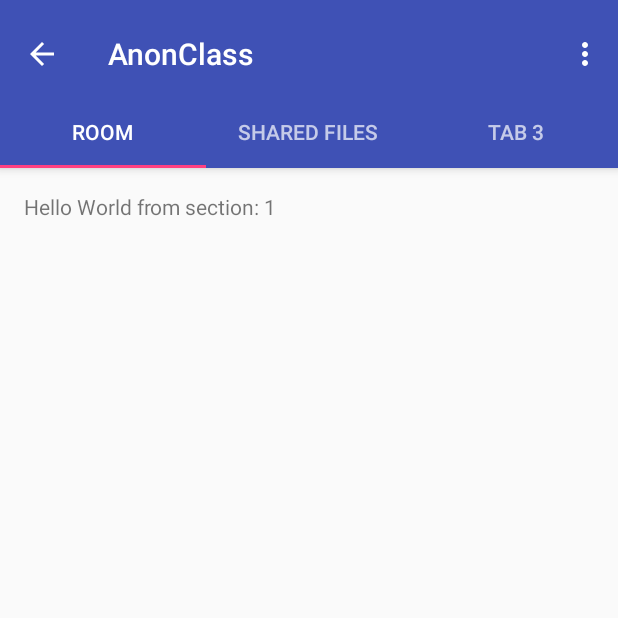
After one commit to startbin90/CSC301-AnonClass, an Android app: the InClassActivity screen opened directly, with no data from a screen before it, on a phone screen of 412 x 824 dp, the top half of it. The commit adds this screen. Run offline under Robolectric (Android 15) with nearby library versions, the phone set to English and light mode, and no system bars.

Commit message:
add inClassActivity

```diff
--- /dev/null
+++ b/AnonClass/app/src/main/java/edu/toronto/csc301/anonclass/InClassActivity.java
@@ -0,0 +1,144 @@
+package edu.toronto.csc301.anonclass;
+
+import android.support.design.widget.TabLayout;
+import android.support.design.widget.FloatingActionButton;
+import android.support.design.widget.Snackbar;
+import android.support.v7.app.AppCompatActivity;
+import android.support.v7.widget.Toolbar;
+
+import android.support.v4.app.Fragment;
+import android.support.v4.app.FragmentManager;
+import android.support.v4.app.FragmentPagerAdapter;
+import android.support.v4.view.ViewPager;
+import android.os.Bundle;
+import android.view.LayoutInflater;
+import android.view.Menu;
+import android.view.MenuItem;
+import android.view.View;
+import android.view.ViewGroup;
+
+import android.widget.TextView;
+
+public class InClassActivity extends AppCompatActivity {
+
+    /**
+     * The {@link android.support.v4.view.PagerAdapter} that will provide
+     * fragments for each of the sections. We use a
+     * {@link FragmentPagerAdapter} derivative, which will keep every
+     * loaded fragment in memory. If this becomes too memory intensive, it
+     * may be best to switch to a
+     * {@link android.support.v4.app.FragmentStatePagerAdapter}.
+     */
+    private SectionsPagerAdapter mSectionsPagerAdapter;
+
+    /**
+     * The {@link ViewPager} that will host the section contents.
+     */
+    private ViewPager mViewPager;
+
+    @Override
+    protected void onCreate(Bundle savedInstanceState) {
+        super.onCreate(savedInstanceState);
+        setContentView(R.layout.activity_in_class);
+
+        Toolbar toolbar = (Toolbar) findViewById(R.id.toolbar);
+        setSupportActionBar(toolbar);
+        getSupportActionBar().setDisplayHomeAsUpEnabled(true);
+        // Create the adapter that will return a fragment for each of the three
+        // primary sections of the activity.
+        mSectionsPagerAdapter = new SectionsPagerAdapter(getSupportFragmentManager());
+
+        // Set up the ViewPager with the sections adapter.
+        mViewPager = (ViewPager) findViewById(R.id.container);
+        mViewPager.setAdapter(mSectionsPagerAdapter);
+
+        TabLayout tabLayout = (TabLayout) findViewById(R.id.tabs);
+
+        mViewPager.addOnPageChangeListener(new TabLayout.TabLayoutOnPageChangeListener(tabLayout));
+        tabLayout.addOnTabSelectedListener(new TabLayout.ViewPagerOnTabSelectedListener(mViewPager));
+
+    }
+
+
+    @Override
+    public boolean onCreateOptionsMenu(Menu menu) {
+        // Inflate the menu; this adds items to the action bar if it is present.
+        getMenuInflater().inflate(R.menu.menu_in_class, menu);
+        return true;
+    }
+
+    @Override
+    public boolean onOptionsItemSelected(MenuItem item) {
+        // Handle action bar item clicks here. The action bar will
+        // automatically handle clicks on the Home/Up button, so long
+        // as you specify a parent activity in AndroidManifest.xml.
+        int id = item.getItemId();
+
+        /*//noinspection SimplifiableIfStatement
+        if (id == R.id.home) {
+            onBackPressed();
+            return true;
+        }*/
+        onBackPressed();
+        return true;
+    }
+
+    /**
+     * A placeholder fragment containing a simple view.
+     */
+    public static class PlaceholderFragment extends Fragment {
+        /**
+         * The fragment argument representing the section number for this
+         * fragment.
+         */
+        private static final String ARG_SECTION_NUMBER = "section_number";
+
+        public PlaceholderFragment() {
+        }
+
+        /**
+         * Returns a new instance of this fragment for the given section
+         * number.
+         */
+        public static PlaceholderFragment newInstance(int sectionNumber) {
+            PlaceholderFragment fragment = new PlaceholderFragment();
+            Bundle args = new Bundle();
+            args.putInt(ARG_SECTION_NUMBER, sectionNumber);
+            fragment.setArguments(args);
+            return fragment;
+        }
+
+        @Override
+        public View onCreateView(LayoutInflater inflater, ViewGroup container,
+                                 Bundle savedInstanceState) {
+            View rootView = inflater.inflate(R.layout.fragment_in_class_chat, container, false);
+            TextView textView = (TextView) rootView.findViewById(R.id.section_label);
+            textView.setText(getString(R.string.section_format, getArguments().getInt(ARG_SECTION_NUMBER)));
+            return rootView;
+        }
+    }
+
+    /**
+     * A {@link FragmentPagerAdapter} that returns a fragment corresponding to
+     * one of the sections/tabs/pages.
+     */
+    public class SectionsPagerAdapter extends FragmentPagerAdapter {
+
+        public SectionsPagerAdapter(FragmentManager fm) {
+            super(fm);
+        }
+
+        @Override
+        public Fragment getItem(int position) {
+            // getItem is called to instantiate the fragment for the given page.
+            // Return a PlaceholderFragment (defined as a static inner class below).
+            return PlaceholderFragment.newInstance(position + 1);
+        }
+
+        @Override
+        public int getCount() {
+            // Show 3 total pages.
+            return 3;
+        }
+    }
+}
--- a/AnonClass/app/src/main/java/edu/toronto/csc301/anonclass/MyEnrolledClassRecyclerViewAdapter.java
+++ b/AnonClass/app/src/main/java/edu/toronto/csc301/anonclass/MyEnrolledClassRecyclerViewAdapter.java
@@ -46,8 +46,7 @@ public class MyEnrolledClassRecyclerViewAdapter extends RecyclerView.Adapter<MyE
         holder.mCourse.setText(mCourses.get(position).getCourse_code());
         holder.mSection.setText(mCourses.get(position).getSection_number());
         holder.mInstructor.setText(mCourses.get(position).getInstructor_name());
-        Date date = mCourses.get(position).getTime_created();
-        holder.mTime.setText(date.toString());
+        holder.mTime.setText(mCourses.get(position).getTime_created());
         holder.mView.setOnClickListener(new View.OnClickListener() {
             @Override
             public void onClick(View v) {
--- /dev/null
+++ b/AnonClass/app/src/main/res/layout/activity_in_class.xml
@@ -0,0 +1,70 @@
+<?xml version="1.0" encoding="utf-8"?>
+<android.support.design.widget.CoordinatorLayout xmlns:android="http://schemas.android.com/apk/res/android"
+    xmlns:app="http://schemas.android.com/apk/res-auto"
+    xmlns:tools="http://schemas.android.com/tools"
+    android:id="@+id/main_content"
+    android:layout_width="match_parent"
+    android:layout_height="match_parent"
+    android:fitsSystemWindows="true"
+    tools:context=".InClassActivity">
+
+    <android.support.design.widget.AppBarLayout
+        android:id="@+id/appbar"
+        android:layout_width="match_parent"
+        android:layout_height="wrap_content"
+        android:paddingTop="@dimen/appbar_padding_top"
+        android:theme="@style/AppTheme.AppBarOverlay">
+
+        <android.support.v7.widget.Toolbar
+            android:id="@+id/toolbar"
+            android:layout_width="match_parent"
+            android:layout_height="?attr/actionBarSize"
+            android:layout_weight="1"
+            android:background="?attr/colorPrimary"
+            app:layout_scrollFlags="scroll|enterAlways"
+            app:popupTheme="@style/AppTheme.PopupOverlay"
+            app:title="@string/app_name">
+
+        </android.support.v7.widget.Toolbar>
+
+        <android.support.design.widget.TabLayout
+            android:id="@+id/tabs"
+            android:layout_width="match_parent"
+            android:layout_height="wrap_content">
+
+            <android.support.design.widget.TabItem
+                android:id="@+id/tabItem"
+                android:layout_width="wrap_content"
+                android:layout_height="wrap_content"
+                android:text="@string/room" />
+
+            <android.support.design.widget.TabItem
+                android:id="@+id/tabItem2"
+                android:layout_width="wrap_content"
+                android:layout_height="wrap_content"
+                android:text="Shared Files" />
+
+            <android.support.design.widget.TabItem
+                android:id="@+id/tabItem3"
+                android:layout_width="wrap_content"
+                android:layout_height="wrap_content"
+                android:text="@string/tab_text_3" />
+
+        </android.support.design.widget.TabLayout>
+    </android.support.design.widget.AppBarLayout>
+
+    <android.support.v4.view.ViewPager
+        android:id="@+id/container"
+        android:layout_width="match_parent"
+        android:layout_height="match_parent"
+        app:layout_behavior="@string/appbar_scrolling_view_behavior" />
+
+    <!--<android.support.design.widget.FloatingActionButton
+        android:id="@+id/fab"
+        android:layout_width="wrap_content"
+        android:layout_height="wrap_content"
+        android:layout_gravity="end|bottom"
+        android:layout_margin="@dimen/fab_margin"
+        app:srcCompat="@android:drawable/ic_dialog_email" />-->
+
+</android.support.design.widget.CoordinatorLayout>
--- /dev/null
+++ b/AnonClass/app/src/main/res/layout/fragment_in_class_chat.xml
@@ -0,0 +1,23 @@
+<?xml version="1.0" encoding="utf-8"?>
+<android.support.constraint.ConstraintLayout xmlns:android="http://schemas.android.com/apk/res/android"
+    xmlns:app="http://schemas.android.com/apk/res-auto"
+    xmlns:tools="http://schemas.android.com/tools"
+    android:id="@+id/constraintLayout"
+    android:layout_width="match_parent"
+    android:layout_height="match_parent"
+    tools:context=".InClassActivity$PlaceholderFragment">
+
+    <TextView
+        android:id="@+id/section_label"
+        android:layout_width="wrap_content"
+        android:layout_height="wrap_content"
+        android:layout_marginStart="@dimen/activity_horizontal_margin"
+        android:layout_marginTop="@dimen/activity_vertical_margin"
+        android:layout_marginEnd="@dimen/activity_horizontal_margin"
+        android:layout_marginBottom="@dimen/activity_vertical_margin"
+        app:layout_constraintLeft_toLeftOf="parent"
+        app:layout_constraintTop_toTopOf="@+id/constraintLayout"
+        tools:layout_constraintLeft_creator="1"
+        tools:layout_constraintTop_creator="1" />
+
+</android.support.constraint.ConstraintLayout>
--- /dev/null
+++ b/AnonClass/app/src/main/res/menu/menu_in_class.xml
@@ -0,0 +1,10 @@
+<menu xmlns:android="http://schemas.android.com/apk/res/android"
+    xmlns:app="http://schemas.android.com/apk/res-auto"
+    xmlns:tools="http://schemas.android.com/tools"
+    tools:context="edu.toronto.csc301.anonclass.InClassActivity">
+    <item
+        android:id="@+id/action_settings"
+        android:orderInCategory="100"
+        android:title="@string/action_settings"
+        app:showAsAction="never" />
+</menu>
--- /dev/null
+++ b/AnonClass/app/src/main/res/values-w820dp/dimens.xml
@@ -0,0 +1,6 @@
+<resources>
+    <!-- Example customization of dimensions originally defined in res/values/dimens.xml
+         (such as screen margins) for screens with more than 820dp of available width. This
+         would include 7" and 10" devices in landscape (~960dp and ~1280dp respectively). -->
+    <dimen name="activity_horizontal_margin">64dp</dimen>
+</resources>
--- a/AnonClass/app/src/main/res/values/dimens.xml
+++ b/AnonClass/app/src/main/res/values/dimens.xml
@@ -3,4 +3,6 @@
     <dimen name="activity_horizontal_margin">16dp</dimen>
     <dimen name="activity_vertical_margin">16dp</dimen>
     <dimen name="text_margin">16dp</dimen>
+    <dimen name="fab_margin">16dp</dimen>
+    <dimen name="appbar_padding_top">8dp</dimen>
 </resources>
--- a/AnonClass/app/src/main/res/values/strings.xml
+++ b/AnonClass/app/src/main/res/values/strings.xml
@@ -42,4 +42,11 @@
     <string name="course_name">Course Name</string>
     <string name="section">Section</string>
     <string name="location">Location</string>
+    <string name="title_activity_in_class">InClassActivity</string>
+    <string name="tab_text_1">Tab 1</string>
+    <string name="tab_text_2">Tab 2</string>
+    <string name="tab_text_3">Tab 3</string>
+    <string name="action_settings">Settings</string>
+    <string name="section_format">Hello World from section: %1$d</string>
+    <string name="room">Room</string>
 </resources>
--- a/AnonClass/app/src/main/res/values/styles.xml
+++ b/AnonClass/app/src/main/res/values/styles.xml
@@ -13,5 +13,14 @@
         <item name="android:textColor">@color/colorAccent</item>
     </style>
 
+    <style name="AppTheme.NoActionBar">
+        <item name="windowActionBar">false</item>
+        <item name="windowNoTitle">true</item>
+    </style>
+
+    <style name="AppTheme.AppBarOverlay" parent="ThemeOverlay.AppCompat.Dark.ActionBar" />
+
+    <style name="AppTheme.PopupOverlay" parent="ThemeOverlay.AppCompat.Light" />
+
 
 </resources>
```
Also changed, not shown: AnonClass/app/src/main/AndroidManifest.xml (+9 -0 lines), AnonClass/app/src/main/java/edu/toronto/csc301/anonclass/AnonClassActivity.java (+22 -1 lines), AnonClass/app/src/main/java/edu/toronto/csc301/anonclass/ClassStarterFragment.java (+85 -13 lines), AnonClass/app/src/main/java/edu/toronto/csc301/anonclass/util/Course.java (+20 -2 lines), AnonClass/app/src/main/java/edu/toronto/csc301/anonclass/util/Session.java (+14 -3 lines).
